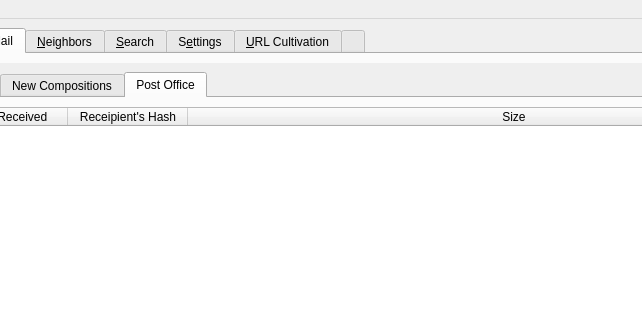
Old version of the form UI/controlcenter.ui in the repository xloem/spot-on-svn; both pictures show x 93 to 735 and y 0 to 320 of the 974 by 888 pixel window.
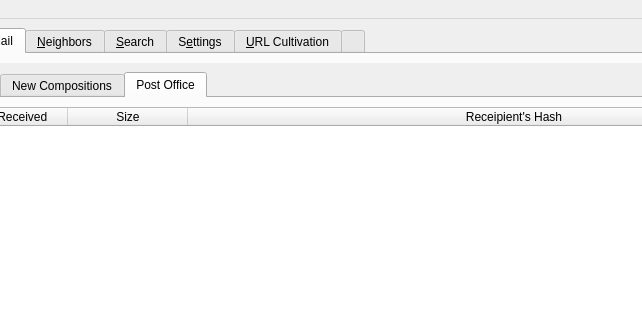
New version of the form. The open tabs and pages were chosen to show the change. Icons and pictures are not drawn. Custom widgets are drawn as their Qt base class.

Diff of the .ui file:
```diff
--- a/UI/controlcenter.ui
+++ b/UI/controlcenter.ui
@@ -403,8 +403,8 @@
             <rect>
              <x>0</x>
              <y>0</y>
-             <width>920</width>
-             <height>771</height>
+             <width>934</width>
+             <height>766</height>
             </rect>
            </property>
            <layout class="QVBoxLayout" name="verticalLayout_32">
@@ -840,12 +840,6 @@
                <layout class="QVBoxLayout" name="verticalLayout_30">
                 <item>
                  <widget class="QTableWidget" name="repository">
-                  <property name="minimumSize">
-                   <size>
-                    <width>0</width>
-                    <height>150</height>
-                   </size>
-                  </property>
                   <property name="selectionMode">
                    <enum>QAbstractItemView::SingleSelection</enum>
                   </property>
@@ -869,16 +863,16 @@
                     <string>Date Received</string>
                    </property>
                   </column>
-                  <column>
-                   <property name="text">
-                    <string>Receipient's Hash</string>
-                   </property>
-                  </column>
                   <column>
                    <property name="text">
                     <string>Size</string>
                    </property>
                   </column>
+                  <column>
+                   <property name="text">
+                    <string>Receipient's Hash</string>
+                   </property>
+                  </column>
                  </widget>
                 </item>
                 <item>
```
Left out of the diff: 21 changed lines with no effect on the pictures.
